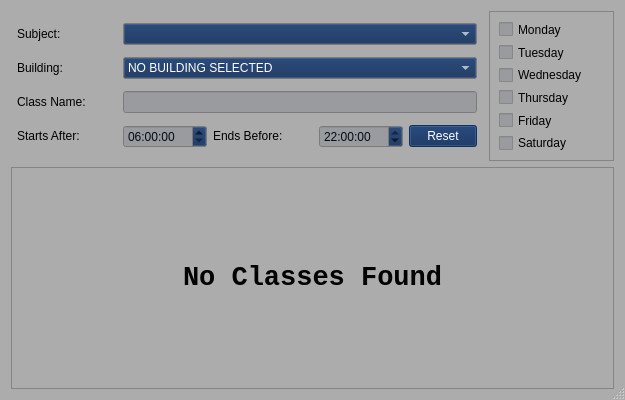
Above: 370-project/search_window.ui from rochanehurst/CS370-Team3 before the change. Below: the same form after it.
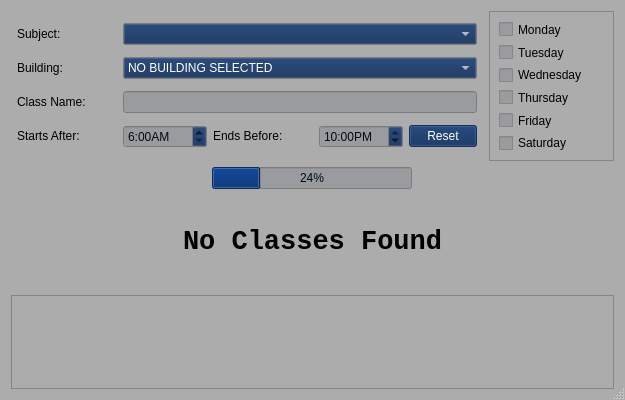
That is the form after the change. Icons and pictures are not drawn.

```diff
--- a/370-project/search_window.ui
+++ b/370-project/search_window.ui
@@ -514,59 +514,20 @@
    <bool>true</bool>
   </property>
   <layout class="QGridLayout" name="gridLayout_3">
-   <item row="1" column="0" colspan="2">
-    <widget class="QScrollArea" name="results">
-     <property name="sizePolicy">
-      <sizepolicy hsizetype="Expanding" vsizetype="Preferred">
-       <horstretch>0</horstretch>
-       <verstretch>0</verstretch>
-      </sizepolicy>
-     </property>
-     <property name="maximumSize">
+   <item row="2" column="0" colspan="2" alignment="Qt::AlignmentFlag::AlignHCenter">
+    <widget class="QProgressBar" name="progressBar">
+     <property name="minimumSize">
       <size>
-       <width>16777215</width>
-       <height>16777215</height>
+       <width>200</width>
+       <height>0</height>
       </size>
      </property>
-     <property name="widgetResizable">
-      <bool>true</bool>
+     <property name="value">
+      <number>24</number>
      </property>
-     <widget class="QWidget" name="scrollAreaWidgetContents">
-      <property name="geometry">
-       <rect>
-        <x>0</x>
-        <y>0</y>
-        <width>605</width>
-        <height>224</height>
-       </rect>
-      </property>
-      <layout class="QVBoxLayout" name="verticalLayout_2">
-       <item>
-        <layout class="QVBoxLayout" name="scroll_list">
-         <item alignment="Qt::AlignmentFlag::AlignHCenter|Qt::AlignmentFlag::AlignVCenter">
-          <widget class="QLabel" name="no_classes">
-           <property name="font">
-            <font>
-             <family>Courier New</family>
-             <pointsize>20</pointsize>
-             <bold>true</bold>
-            </font>
-           </property>
-           <property name="text">
-            <string>No Classes Found</string>
-           </property>
-           <property name="alignment">
-            <set>Qt::AlignmentFlag::AlignCenter</set>
-           </property>
-          </widget>
-         </item>
-        </layout>
-       </item>
-      </layout>
-     </widget>
     </widget>
    </item>
-   <item row="0" column="1">
+   <item row="1" column="1">
     <widget class="QFrame" name="days">
      <property name="enabled">
       <bool>true</bool>
@@ -580,7 +541,7 @@
      <property name="minimumSize">
       <size>
        <width>0</width>
-       <height>125</height>
+       <height>150</height>
       </size>
      </property>
      <property name="maximumSize">
@@ -644,7 +605,7 @@
      </layout>
     </widget>
    </item>
-   <item row="0" column="0">
+   <item row="1" column="0">
     <layout class="QGridLayout" name="search_box">
      <property name="leftMargin">
       <number>6</number>
@@ -751,6 +712,9 @@
          <second>0</second>
         </time>
        </property>
+       <property name="displayFormat">
+        <string>h:mmA</string>
+       </property>
        <property name="time">
         <time>
          <hour>22</hour>
@@ -841,6 +805,9 @@
          <second>0</second>
         </time>
        </property>
+       <property name="displayFormat">
+        <string>h:mmA</string>
+       </property>
        <property name="time">
         <time>
          <hour>6</hour>
@@ -979,6 +946,61 @@
      </item>
     </layout>
    </item>
+   <item row="4" column="0" colspan="2">
+    <widget class="QScrollArea" name="results">
+     <property name="sizePolicy">
+      <sizepolicy hsizetype="Expanding" vsizetype="Preferred">
+       <horstretch>0</horstretch>
+       <verstretch>0</verstretch>
+      </sizepolicy>
+     </property>
+     <property name="maximumSize">
+      <size>
+       <width>16777215</width>
+       <height>16777215</height>
+      </size>
+     </property>
+     <property name="widgetResizable">
+      <bool>true</bool>
+     </property>
+     <widget class="QWidget" name="scrollAreaWidgetContents">
+      <property name="geometry">
+       <rect>
+        <x>0</x>
+        <y>0</y>
+        <width>605</width>
+        <height>93</height>
+       </rect>
+      </property>
+      <layout class="QVBoxLayout" name="verticalLayout_2">
+       <item>
+        <layout class="QVBoxLayout" name="scroll_list">
+         <property name="spacing">
+          <number>8</number>
+         </property>
+        </layout>
+       </item>
+      </layout>
+     </widget>
+    </widget>
+   </item>
+   <item row="3" column="0" colspan="2">
+    <widget class="QLabel" name="no_classes">
+     <property name="font">
+      <font>
+       <family>Courier New</family>
+       <pointsize>20</pointsize>
+       <bold>true</bold>
+      </font>
+     </property>
+     <property name="text">
+      <string>No Classes Found</string>
+     </property>
+     <property name="alignment">
+      <set>Qt::AlignmentFlag::AlignCenter</set>
+     </property>
+    </widget>
+   </item>
   </layout>
  </widget>
  <resources>
```
